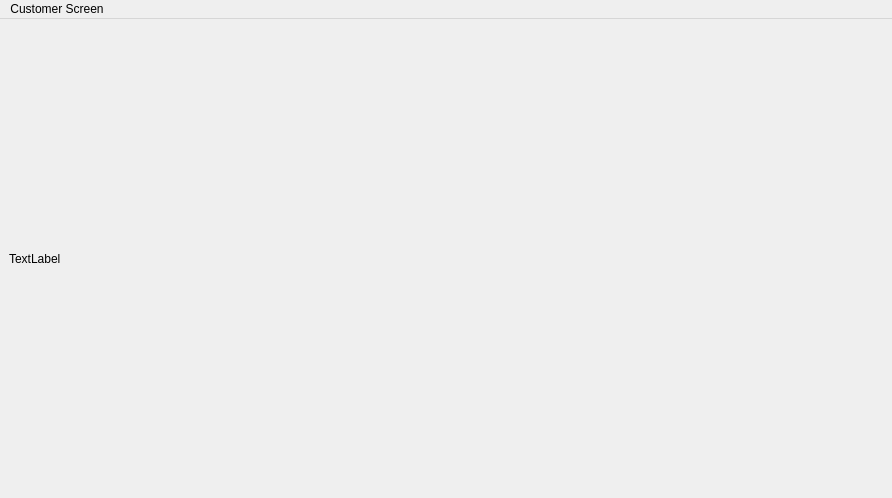
Above: customerwindow.ui from ahmettlevent/cafeYonetim before the change. Below: the same form after it.
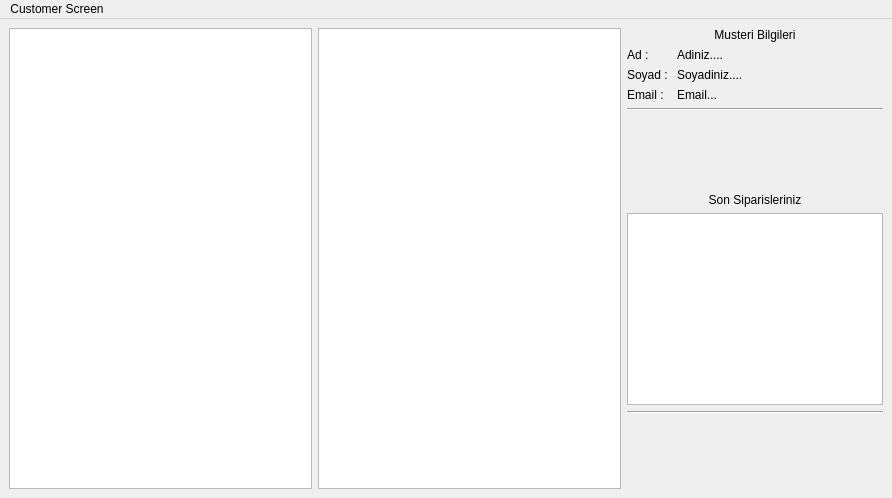
That is the form after the change.

Diff of the .ui file:
```diff
--- a/customerwindow.ui
+++ b/customerwindow.ui
@@ -14,13 +14,146 @@
    <string>CafeSiparis</string>
   </property>
   <widget class="QWidget" name="centralwidget">
-   <layout class="QGridLayout" name="gridLayout_2">
-    <item row="0" column="0">
-     <widget class="QLabel" name="label">
-      <property name="text">
-       <string>TextLabel</string>
-      </property>
-     </widget>
+   <layout class="QHBoxLayout" name="horizontalLayout_2">
+    <item>
+     <layout class="QVBoxLayout" name="verticalLayout_2">
+      <item>
+       <widget class="QListView" name="listView"/>
+      </item>
+     </layout>
+    </item>
+    <item>
+     <layout class="QHBoxLayout" name="horizontalLayout_3">
+      <item>
+       <widget class="QListView" name="listView_3"/>
+      </item>
+     </layout>
+    </item>
+    <item>
+     <layout class="QVBoxLayout" name="verticalLayout">
+      <item>
+       <widget class="QLabel" name="label">
+        <property name="text">
+         <string>Musteri Bilgileri</string>
+        </property>
+        <property name="alignment">
+         <set>Qt::AlignCenter</set>
+        </property>
+       </widget>
+      </item>
+      <item>
+       <layout class="QFormLayout" name="formLayout">
+        <item row="0" column="0">
+         <widget class="QLabel" name="label_2">
+          <property name="text">
+           <string>Ad :</string>
+          </property>
+         </widget>
+        </item>
+        <item row="0" column="1">
+         <widget class="QLabel" name="label_3">
+          <property name="text">
+           <string>Adiniz....</string>
+          </property>
+         </widget>
+        </item>
+        <item row="1" column="0">
+         <widget class="QLabel" name="label_5">
+          <property name="text">
+           <string>Soyad : </string>
+          </property>
+         </widget>
+        </item>
+        <item row="1" column="1">
+         <widget class="QLabel" name="label_4">
+          <property name="text">
+           <string>Soyadiniz....</string>
+          </property>
+         </widget>
+        </item>
+        <item row="2" column="0">
+         <widget class="QLabel" name="label_7">
+          <property name="text">
+           <string>Email :</string>
+          </property>
+         </widget>
+        </item>
+        <item row="2" column="1">
+         <widget class="QLabel" name="label_6">
+          <property name="text">
+           <string>Email...</string>
+          </property>
+         </widget>
+        </item>
+       </layout>
+      </item>
+      <item>
+       <widget class="Line" name="line">
+        <property name="orientation">
+         <enum>Qt::Horizontal</enum>
+        </property>
+       </widget>
+      </item>
+      <item>
+       <spacer name="verticalSpacer">
+        <property name="orientation">
+         <enum>Qt::Vertical</enum>
+        </property>
+        <property name="sizeHint" stdset="0">
+         <size>
+          <width>20</width>
+          <height>40</height>
+         </size>
+        </property>
+       </spacer>
+      </item>
+      <item>
+       <widget class="QLabel" name="label_8">
+        <property name="text">
+         <string>Son Siparisleriniz</string>
+        </property>
+        <property name="alignment">
+         <set>Qt::AlignCenter</set>
+        </property>
+       </widget>
+      </item>
+      <item>
+       <widget class="QListWidget" name="listWidget">
+        <property name="sizePolicy">
+         <sizepolicy hsizetype="Minimum" vsizetype="Minimum">
+          <horstretch>0</horstretch>
+          <verstretch>0</verstretch>
+         </sizepolicy>
+        </property>
+        <property name="maximumSize">
+         <size>
+          <width>16777215</width>
+          <height>16777215</height>
+         </size>
+        </property>
+       </widget>
+      </item>
+      <item>
+       <widget class="Line" name="line_2">
+        <property name="orientation">
+         <enum>Qt::Horizontal</enum>
+        </property>
+       </widget>
+      </item>
+      <item>
+       <spacer name="verticalSpacer_2">
+        <property name="orientation">
+         <enum>Qt::Vertical</enum>
+        </property>
+        <property name="sizeHint" stdset="0">
+         <size>
+          <width>20</width>
+          <height>40</height>
+         </size>
+        </property>
+       </spacer>
+      </item>
+     </layout>
     </item>
    </layout>
   </widget>
```
